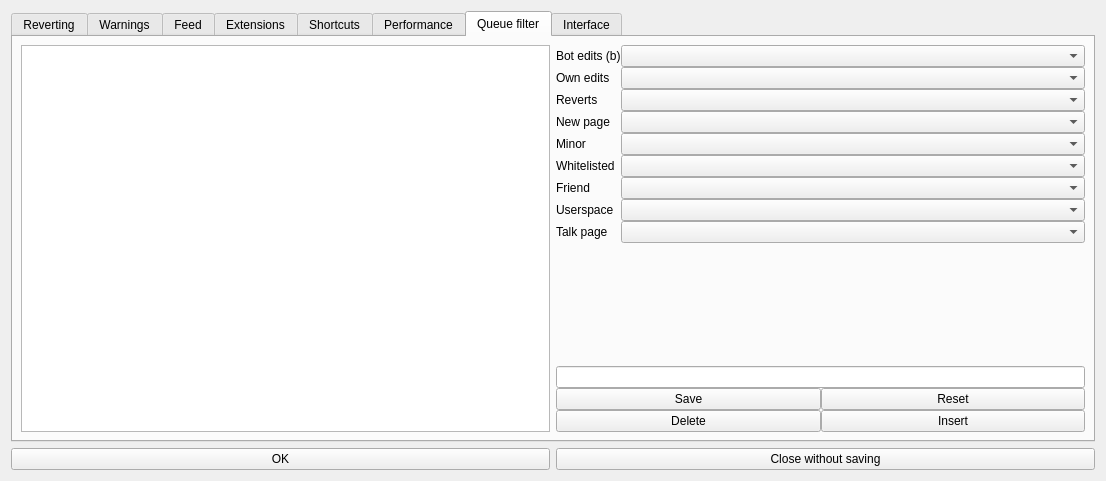
The window that huggle/preferences.ui (huggle/huggle3-qt-lx) describes before a commit, drawn with Qt 5.
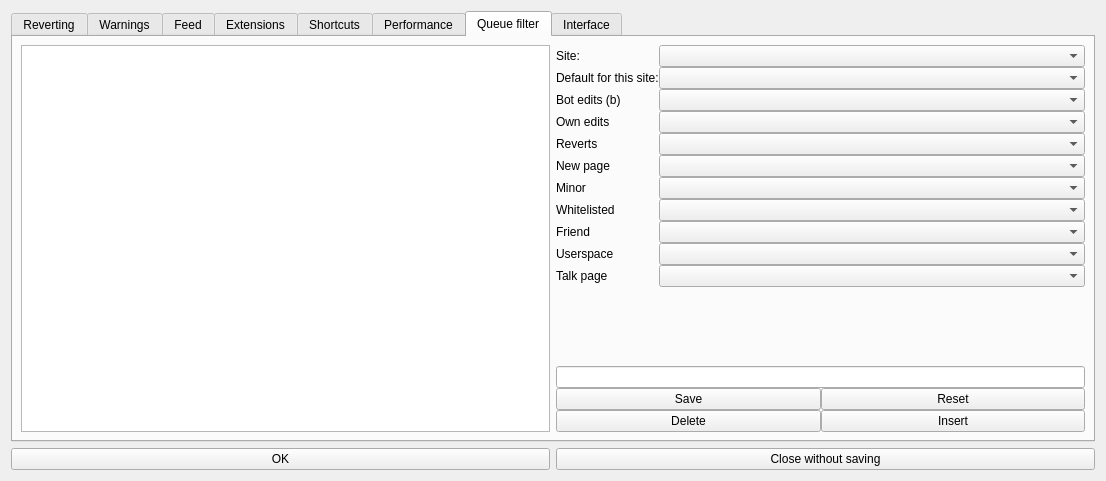
The same window after the commit. The open tabs and pages were chosen to show the change. Icons and pictures are not drawn.

Commit message:
Updated the queues so that we have filter per site
This is needed so that we can change the queue filters per site.

Diff of the .ui file:
```diff
--- a/huggle/preferences.ui
+++ b/huggle/preferences.ui
@@ -505,96 +505,125 @@
          </property>
          <item>
           <layout class="QFormLayout" name="formLayout">
-           <item row="1" column="0">
+           <property name="fieldGrowthPolicy">
+            <enum>QFormLayout::AllNonFixedFieldsGrow</enum>
+           </property>
+           <property name="horizontalSpacing">
+            <number>0</number>
+           </property>
+           <property name="verticalSpacing">
+            <number>0</number>
+           </property>
+           <item row="3" column="0">
             <widget class="QLabel" name="label_4">
              <property name="text">
               <string>Bot edits (b)</string>
              </property>
             </widget>
            </item>
-           <item row="1" column="1">
+           <item row="3" column="1">
             <widget class="QComboBox" name="cbqBots"/>
            </item>
-           <item row="3" column="0">
-            <widget class="QLabel" name="label_5">
-             <property name="text">
-              <string>Reverts</string>
-             </property>
-            </widget>
-           </item>
-           <item row="2" column="0">
+           <item row="4" column="0">
             <widget class="QLabel" name="label_6">
              <property name="text">
               <string>Own edits</string>
              </property>
             </widget>
            </item>
+           <item row="4" column="1">
+            <widget class="QComboBox" name="cbqOwn"/>
+           </item>
            <item row="5" column="0">
-            <widget class="QLabel" name="label_7">
+            <widget class="QLabel" name="label_5">
              <property name="text">
-              <string>Minor</string>
+              <string>Reverts</string>
              </property>
             </widget>
            </item>
-           <item row="4" column="0">
+           <item row="5" column="1">
+            <widget class="QComboBox" name="cbqRevert"/>
+           </item>
+           <item row="6" column="0">
             <widget class="QLabel" name="label_8">
              <property name="text">
               <string>New page</string>
              </property>
             </widget>
            </item>
-           <item row="6" column="0">
+           <item row="6" column="1">
+            <widget class="QComboBox" name="cbqNew"/>
+           </item>
+           <item row="7" column="0">
+            <widget class="QLabel" name="label_7">
+             <property name="text">
+              <string>Minor</string>
+             </property>
+            </widget>
+           </item>
+           <item row="7" column="1">
+            <widget class="QComboBox" name="cbqMinor"/>
+           </item>
+           <item row="8" column="0">
             <widget class="QLabel" name="label_9">
              <property name="text">
               <string>Whitelisted</string>
              </property>
             </widget>
            </item>
-           <item row="7" column="0">
+           <item row="8" column="1">
+            <widget class="QComboBox" name="cbqWl"/>
+           </item>
+           <item row="9" column="0">
             <widget class="QLabel" name="label_10">
              <property name="text">
               <string>Friend</string>
              </property>
             </widget>
            </item>
-           <item row="8" column="0">
+           <item row="9" column="1">
+            <widget class="QComboBox" name="cbqFrd"/>
+           </item>
+           <item row="10" column="0">
             <widget class="QLabel" name="label_11">
              <property name="text">
               <string>Userspace</string>
              </property>
             </widget>
            </item>
-           <item row="2" column="1">
-            <widget class="QComboBox" name="cbqOwn"/>
+           <item row="10" column="1">
+            <widget class="QComboBox" name="cbqUserspace"/>
            </item>
-           <item row="3" column="1">
-            <widget class="QComboBox" name="cbqRevert"/>
-           </item>
-           <item row="4" column="1">
-            <widget class="QComboBox" name="cbqNew"/>
-           </item>
-           <item row="5" column="1">
-            <widget class="QComboBox" name="cbqMinor"/>
-           </item>
-           <item row="9" column="0">
+           <item row="11" column="0">
             <widget class="QLabel" name="label_12">
              <property name="text">
               <string>Talk page</string>
              </property>
             </widget>
            </item>
-           <item row="6" column="1">
-            <widget class="QComboBox" name="cbqWl"/>
-           </item>
-           <item row="7" column="1">
-            <widget class="QComboBox" name="cbqFrd"/>
-           </item>
-           <item row="8" column="1">
-            <widget class="QComboBox" name="cbqUserspace"/>
-           </item>
-           <item row="9" column="1">
+           <item row="11" column="1">
             <widget class="QComboBox" name="cbqTp"/>
            </item>
+           <item row="1" column="0">
+            <widget class="QLabel" name="lSites">
+             <property name="text">
+              <string>Site:</string>
+             </property>
+            </widget>
+           </item>
+           <item row="1" column="1">
+            <widget class="QComboBox" name="cbSites"/>
+           </item>
+           <item row="2" column="1">
+            <widget class="QComboBox" name="cbDefault"/>
+           </item>
+           <item row="2" column="0">
+            <widget class="QLabel" name="lDefault">
+             <property name="text">
+              <string>Default for this site:</string>
+             </property>
+            </widget>
+           </item>
           </layout>
          </item>
          <item>
```
The commit also changes 14 other files.
